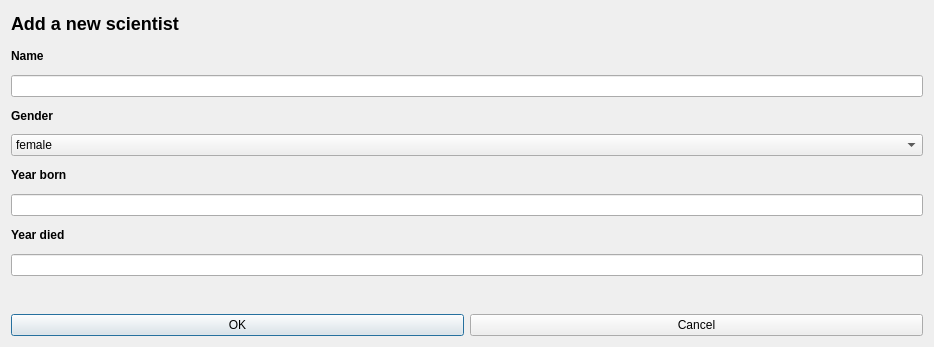
First picture: the form in VLN1-H32/addscientistdialog.ui, repository Kristian15/VLN1-Hopur32, before the edit.
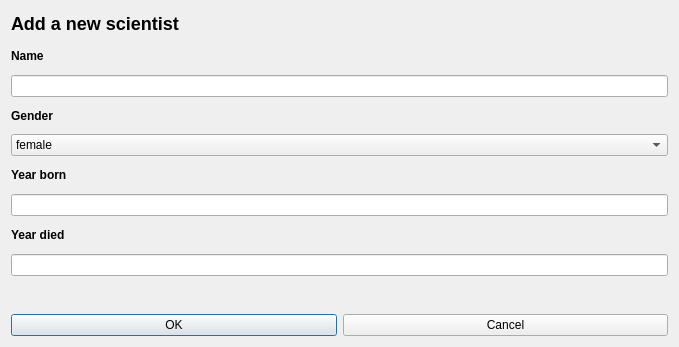
Second picture: the form after the edit.

The edit to the form file:
```diff
--- a/VLN1-H32/addscientistdialog.ui
+++ b/VLN1-H32/addscientistdialog.ui
@@ -6,7 +6,7 @@
    <rect>
     <x>0</x>
     <y>0</y>
-    <width>934</width>
+    <width>679</width>
     <height>347</height>
    </rect>
   </property>
@@ -18,6 +18,11 @@
     <layout class="QVBoxLayout" name="verticalLayout">
      <item>
       <widget class="QLabel" name="label_scientistHeader">
+       <property name="font">
+        <font>
+         <pointsize>9</pointsize>
+        </font>
+       </property>
        <property name="text">
         <string>&lt;h2&gt;Add a new scientist&lt;/h2&gt;</string>
        </property>
@@ -29,6 +34,7 @@
         <widget class="QLabel" name="label_scientistName">
          <property name="font">
           <font>
+           <pointsize>9</pointsize>
            <weight>75</weight>
            <bold>true</bold>
           </font>
@@ -40,6 +46,11 @@
        </item>
        <item>
         <widget class="QLabel" name="label_scientistName_error">
+         <property name="font">
+          <font>
+           <pointsize>9</pointsize>
+          </font>
+         </property>
          <property name="text">
           <string/>
          </property>
@@ -48,7 +59,13 @@
       </layout>
      </item>
      <item>
-      <widget class="QLineEdit" name="input_scientistName"/>
+      <widget class="QLineEdit" name="input_scientistName">
+       <property name="font">
+        <font>
+         <pointsize>9</pointsize>
+        </font>
+       </property>
+      </widget>
      </item>
      <item>
       <layout class="QHBoxLayout" name="horizontalLayout_2">
@@ -56,6 +73,7 @@
         <widget class="QLabel" name="label_scientistGender">
          <property name="font">
           <font>
+           <pointsize>9</pointsize>
            <weight>75</weight>
            <bold>true</bold>
           </font>
@@ -87,6 +105,7 @@
         <widget class="QLabel" name="label_scientistBirthYear">
          <property name="font">
           <font>
+           <pointsize>9</pointsize>
            <weight>75</weight>
            <bold>true</bold>
           </font>
@@ -98,6 +117,11 @@
        </item>
        <item>
         <widget class="QLabel" name="label_scientistBirthYear_Error">
+         <property name="font">
+          <font>
+           <pointsize>9</pointsize>
+          </font>
+         </property>
          <property name="text">
           <string/>
          </property>
@@ -106,7 +130,13 @@
       </layout>
      </item>
      <item>
-      <widget class="QLineEdit" name="input_scientistBirthYear"/>
+      <widget class="QLineEdit" name="input_scientistBirthYear">
+       <property name="font">
+        <font>
+         <pointsize>9</pointsize>
+        </font>
+       </property>
+      </widget>
      </item>
      <item>
       <layout class="QHBoxLayout" name="horizontalLayout_4">
@@ -114,6 +144,7 @@
         <widget class="QLabel" name="label_scientistDeathYear">
          <property name="font">
           <font>
+           <pointsize>9</pointsize>
            <weight>75</weight>
            <bold>true</bold>
           </font>
@@ -126,7 +157,13 @@
       </layout>
      </item>
      <item>
-      <widget class="QLineEdit" name="input_scientistDeathYear"/>
+      <widget class="QLineEdit" name="input_scientistDeathYear">
+       <property name="font">
+        <font>
+         <pointsize>9</pointsize>
+        </font>
+       </property>
+      </widget>
      </item>
      <item>
       <widget class="QLabel" name="label_scientistInput_Error">
@@ -141,6 +178,11 @@
     <layout class="QHBoxLayout" name="horizontalLayout_5">
      <item>
       <widget class="QPushButton" name="button_ok">
+       <property name="font">
+        <font>
+         <pointsize>9</pointsize>
+        </font>
+       </property>
        <property name="text">
         <string>OK</string>
        </property>
@@ -148,6 +190,11 @@
      </item>
      <item>
       <widget class="QPushButton" name="button_cancel">
+       <property name="font">
+        <font>
+         <pointsize>9</pointsize>
+        </font>
+       </property>
        <property name="text">
         <string>Cancel</string>
        </property>
```
